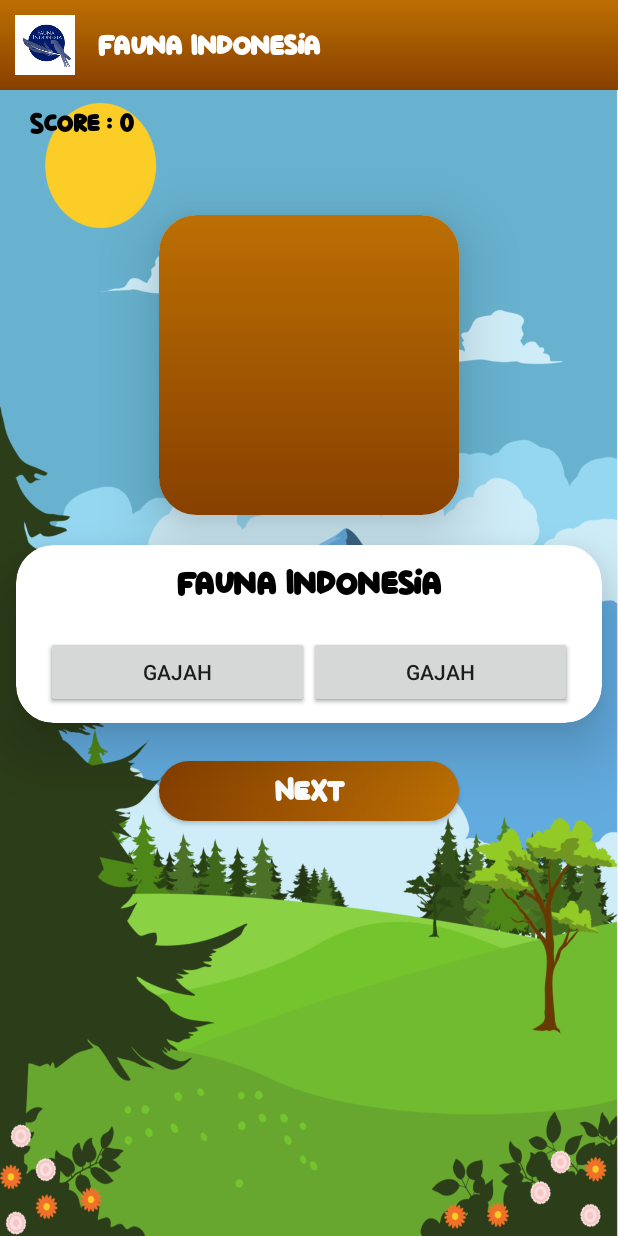
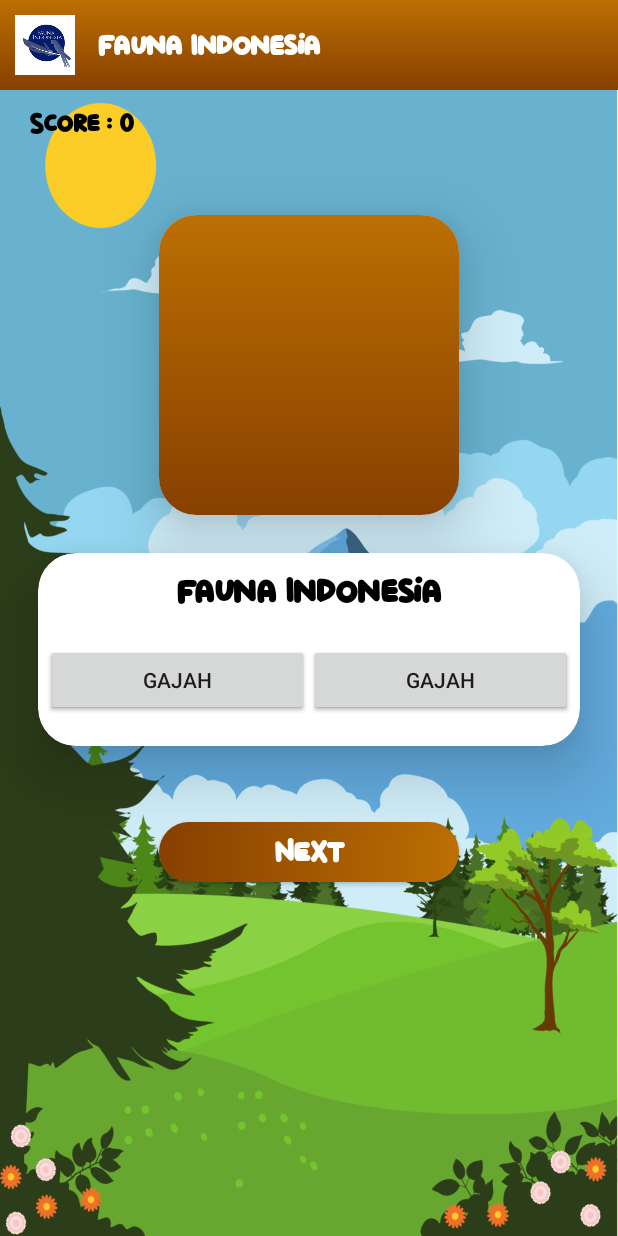
Before and after one commit to yosafat72/fauna-indonesia, an Android app: the layout activity_playing.xml on its own in the app's theme, with its tools: preview values and no code run, on a phone screen of 412 x 824 dp. Run offline under Robolectric (Android 15) with nearby library versions, the phone set to English and light mode, and no system bars; plain views replace NestedLinearRadioGroup, NestedRadioButton.

Commit message:
fixing design playing

```diff
--- a/app/src/main/AndroidManifest.xml
+++ b/app/src/main/AndroidManifest.xml
@@ -23,7 +23,7 @@
                 android:name=".view.MenuActivity"
                 android:exported="true"/>
         <activity
-                android:name=".view.SplashScreen"
+                android:name=".view.SplashActivity"
                 android:exported="true">
             <intent-filter>
                 <action android:name="android.intent.action.MAIN"/>
--- a/app/src/main/java/lab/yohesu/faunaindonesia/repository/LearningRepository.kt
+++ b/app/src/main/java/lab/yohesu/faunaindonesia/repository/LearningRepository.kt
@@ -8,11 +8,8 @@ import kotlinx.coroutines.Dispatchers
 import kotlinx.coroutines.flow.Flow
 import kotlinx.coroutines.flow.flow
 import kotlinx.coroutines.flow.flowOn
-import lab.yohesu.faunaindonesia.R
-import lab.yohesu.faunaindonesia.model.LearningDataModel
 import lab.yohesu.faunaindonesia.service.JsonReader
 import lab.yohesu.faunaindonesia.utils.JsonConstanta
-import lab.yohesu.faunaindonesia.utils.WebsiteConstanta
 
 class LearningRepository {
 
--- a/app/src/main/java/lab/yohesu/faunaindonesia/view/SplashScreen.kt
+++ b/app/src/main/java/lab/yohesu/faunaindonesia/view/SplashActivity.kt
@@ -9,7 +9,7 @@ import android.os.Looper
 import lab.yohesu.faunaindonesia.databinding.ActivitySplashScreenBinding
 
 @SuppressLint("CustomSplashScreen")
-class SplashScreen : AppCompatActivity() {
+class SplashActivity : AppCompatActivity() {
 
     private lateinit var binding: ActivitySplashScreenBinding
 
@@ -21,7 +21,7 @@ class SplashScreen : AppCompatActivity() {
         handleSplash()
     }
 
-    fun handleSplash() {
+    private fun handleSplash() {
         Handler(Looper.getMainLooper()).postDelayed({
             val intent = Intent(this, MainActivity::class.java)
             startActivity(intent)
--- a/app/src/main/res/layout/activity_playing.xml
+++ b/app/src/main/res/layout/activity_playing.xml
@@ -45,9 +45,9 @@
             android:layout_width="wrap_content"
             android:layout_height="wrap_content"
             android:layout_gravity="center_horizontal"
-            android:layout_marginTop="@dimen/dp20"
             app:cardElevation="@dimen/dp25"
-            app:cardCornerRadius="@dimen/dp25">
+            app:cardCornerRadius="@dimen/dp25"
+            android:layout_margin="@dimen/dp25">
 
         <LinearLayout android:layout_width="wrap_content"
                       android:layout_height="wrap_content"
@@ -78,20 +78,22 @@
                         android:layout_width="match_parent"
                         android:layout_height="wrap_content"
                         android:layout_weight="1"
-                        android:layout_marginStart="@dimen/dp20"
-                        android:layout_marginEnd="@dimen/dp20">
+                        android:layout_marginStart="@dimen/dp05"
+                        android:layout_marginEnd="@dimen/dp05">
 
                     <com.jbvincey.nestedradiobutton.NestedRadioButton android:id="@+id/radioOptionA"
                                                                       android:layout_width="@dimen/dp175"
                                                                       android:layout_height="wrap_content"
                                                                       tools:text="Gajah"
-                                                                      android:buttonTint="@color/philippine_gold"/>
+                                                                      android:buttonTint="@color/philippine_gold"
+                                                                      android:ellipsize="end"/>
 
                     <com.jbvincey.nestedradiobutton.NestedRadioButton android:id="@+id/radioOptionB"
                                                                       android:layout_width="@dimen/dp175"
                                                                       android:layout_height="wrap_content"
                                                                       tools:text="Gajah"
-                                                                      android:buttonTint="@color/philippine_gold"/>
+                                                                      android:buttonTint="@color/philippine_gold"
+                                                                      android:ellipsize="end"/>
 
                 </LinearLayout>
 
@@ -99,21 +101,23 @@
                         android:layout_width="match_parent"
                         android:layout_height="wrap_content"
                         android:layout_weight="1"
-                        android:layout_marginStart="@dimen/dp20"
-                        android:layout_marginEnd="@dimen/dp20"
-                        android:layout_marginBottom="@dimen/dp10">
+                        android:layout_marginStart="@dimen/dp05"
+                        android:layout_marginEnd="@dimen/dp05"
+                        android:layout_marginBottom="@dimen/dp20">
 
                     <com.jbvincey.nestedradiobutton.NestedRadioButton android:id="@+id/radioOptionC"
                                                                       android:layout_width="@dimen/dp175"
                                                                       android:layout_height="wrap_content"
                                                                       tools:text="Gajah"
-                                                                      android:buttonTint="@color/philippine_gold"/>
+                                                                      android:buttonTint="@color/philippine_gold"
+                                                                      android:ellipsize="end"/>
 
                     <com.jbvincey.nestedradiobutton.NestedRadioButton android:id="@+id/radioOptionD"
                                                                       android:layout_width="@dimen/dp175"
                                                                       android:layout_height="wrap_content"
                                                                       tools:text="Gajah"
-                                                                      android:buttonTint="@color/philippine_gold"/>
+                                                                      android:buttonTint="@color/philippine_gold"
+                                                                      android:ellipsize="end"/>
 
                 </LinearLayout>
 
--- a/app/src/main/res/layout/activity_splash_screen.xml
+++ b/app/src/main/res/layout/activity_splash_screen.xml
@@ -4,7 +4,7 @@
     xmlns:tools="http://schemas.android.com/tools"
     android:layout_width="match_parent"
     android:layout_height="match_parent"
-    tools:context=".view.SplashScreen"
+    tools:context=".view.SplashActivity"
     android:background="@drawable/background">
 
     <com.google.android.material.imageview.ShapeableImageView
--- a/app/src/main/res/values/dimens.xml
+++ b/app/src/main/res/values/dimens.xml
@@ -1,5 +1,6 @@
 <?xml version="1.0" encoding="utf-8"?>
 <resources>
+    <dimen name="dp05">5dp</dimen>
     <dimen name="dp10">10dp</dimen>
     <dimen name="dp15">15dp</dimen>
     <dimen name="dp20">20dp</dimen>
```
Also changed, not shown: app/src/main/java/lab/yohesu/faunaindonesia/utils/WebsiteConstanta.kt (deleted, +0 -9 lines).
